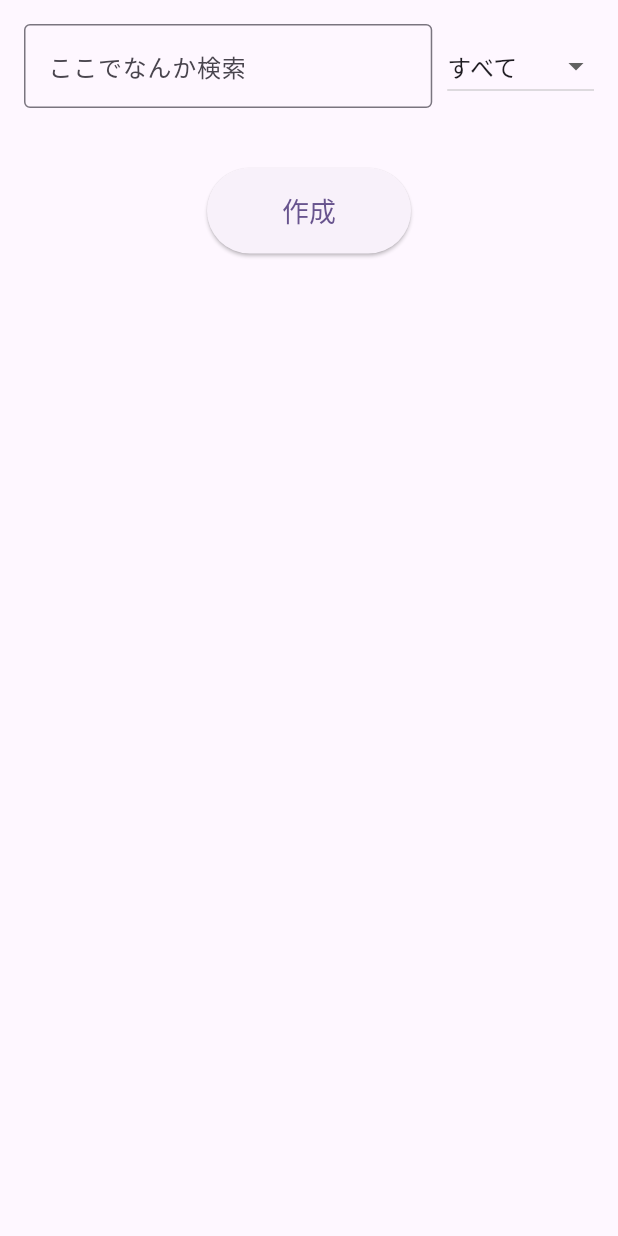
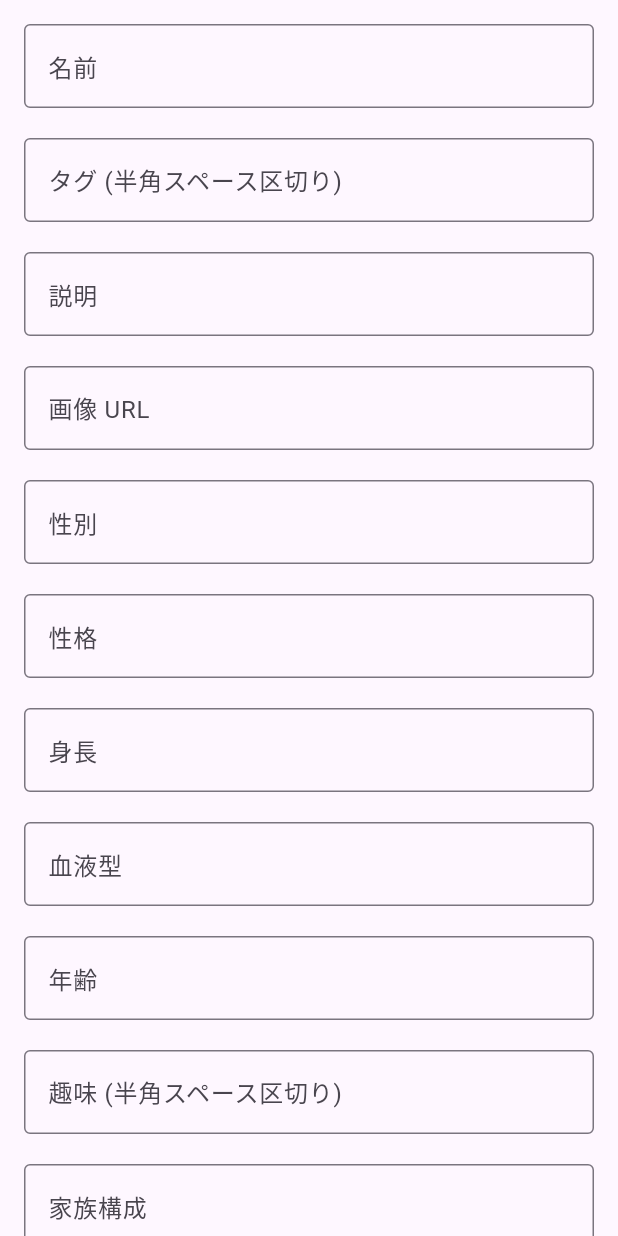
Before and after one commit to jyogi-web/geek2024_vol.22_1, a Flutter app: the CreateScreen widget shown alone on an empty page, opened directly, on a phone screen of 412 x 824 dp. Run offline on Flutter 3.47's test engine with Material 3 defaults, Android fonts, the phone set to English and light mode, and no system bars; our stand-ins replace cloud_firestore, firebase_auth, firebase_core, flutter_chat_types, flutter_chat_ui, flutter_dotenv and 3 more; accounts and stored records are empty; network calls fail.

Commit message:
add createページ入力部分

```diff
--- /dev/null
+++ b/lib/model/profile_model.dart
@@ -0,0 +1,38 @@
+// プロフィールのモデル
+class ProfileModel {
+  final String name;
+  final List<String>? tag;
+  final String? description;
+  final String? imageUrl;
+  final String? gender;
+  final String? personality;
+  final String? height;
+  final String? bloodType;
+  final String? age;
+  final List<String>? hobbies;
+  final String? familyStructure;
+  final String? birthDate;
+  final String? otherDetails;
+  final String? likesDislikes;
+  final String? concerns;
+  final String? remarks;
+
+  ProfileModel({
+    required this.name, // 名前
+    this.tag, // タグ
+    this.description, // 説明
+    this.imageUrl, // 画像URL
+    this.gender, // 性別
+    this.personality, // 性格
+    this.height, // 身長
+    this.bloodType, // 血液型
+    this.age, // 年齢
+    this.hobbies, // 趣味
+    this.familyStructure, // 家族構成
+    this.birthDate, // 生年月日
+    this.otherDetails, // その他 話し方など
+    this.likesDislikes, // 好き嫌い
+    this.concerns, // 悩み
+    this.remarks, // 備考
+  });
+}
--- a/lib/ui/create/create_page.dart
+++ /dev/null
@@ -1,105 +0,0 @@
-import 'package:flutter/material.dart';
-
-class CreateScreen extends StatefulWidget {
-  @override
-  _CreateScreenState createState() => _CreateScreenState();
-}
-
-class _CreateScreenState extends State<CreateScreen> {
-  final TextEditingController searchController = TextEditingController();
-  final List<TextEditingController> fieldControllers =
-      List.generate(10, (index) => TextEditingController());
-
-  bool isFormVisible = false;
-  String selectedCategory = "すべて";
-  final List<String> categories = ["すべて", "カテゴリ1", "カテゴリ2", "カテゴリ3", "カテゴリ4"];
-
-  void _toggleFormVisibility() {
-    setState(() {
-      isFormVisible = !isFormVisible;
-    });
-  }
-
-  void _submitForm() {
-    print("検索カテゴリ: $selectedCategory");
-    print("検索: ${searchController.text}");
-    for (int i = 0; i < fieldControllers.length; i++) {
-      print("フィールド${i + 1}: ${fieldControllers[i].text}");
-    }
-  }
-
-  @override
-  Widget build(BuildContext context) {
-    return Padding(
-      padding: const EdgeInsets.all(16.0),
-      child: Column(
-        children: [
-          // 検索バー + カテゴリー選択
-          Row(
-            children: [
-              Expanded(
-                child: TextField(
-                  controller: searchController,
-                  decoration: InputDecoration(
-                    hintText: "ここでなんか検索",
-                    border: OutlineInputBorder(),
-                  ),
-                ),
-              ),
-              SizedBox(width: 10),
-              DropdownButton<String>(
-                value: selectedCategory,
-                items: categories.map((String category) {
-                  return DropdownMenuItem(
-                    value: category,
-                    child: Text(category),
-                  );
-                }).toList(),
-                onChanged: (String? newValue) {
-                  setState(() {
-                    selectedCategory = newValue!;
-                  });
-                },
-              ),
-            ],
-          ),
-          SizedBox(height: 20),
-
-          // 入力フィールド（作成ボタンを押すと表示）
-          Visibility(
-            visible: isFormVisible,
-            child: Expanded(
-              child: SingleChildScrollView(
-                child: Column(
-                  children: List.generate(fieldControllers.length, (index) {
-                    return Padding(
-                      padding: const EdgeInsets.symmetric(vertical: 5.0),
-                      child: TextField(
-                        controller: fieldControllers[index],
-                        decoration: InputDecoration(
-                          labelText: "入力項目${index + 1}",
-                          border: OutlineInputBorder(),
-                        ),
-                      ),
-                    );
-                  }),
-                ),
-              ),
-            ),
-          ),
-          SizedBox(height: 20),
-
-          // 作成ボタン
-          ElevatedButton(
-            onPressed: _toggleFormVisibility,
-            style: ElevatedButton.styleFrom(
-              padding: EdgeInsets.symmetric(vertical: 15, horizontal: 50),
-              textStyle: TextStyle(fontSize: 18),
-            ),
-            child: Text(isFormVisible ? "閉じる" : "作成"),
-          ),
-        ],
-      ),
-    );
-  }
-}
--- /dev/null
+++ b/lib/ui/create/view/create_page.dart
@@ -0,0 +1,226 @@
+import 'package:flutter/material.dart';
+import 'package:aicharamaker/model/profile_model.dart';
+
+class CreateScreen extends StatefulWidget {
+  const CreateScreen({Key? key}) : super(key: key);
+
+  @override
+  _CreateScreenState createState() => _CreateScreenState();
+}
+
+class _CreateScreenState extends State<CreateScreen> {
+  // 入力されるテキストを管理するコントローラー
+  final TextEditingController nameController = TextEditingController();
+  final TextEditingController tagController = TextEditingController();
+  final TextEditingController descriptionController = TextEditingController();
+  final TextEditingController imageUrlController = TextEditingController();
+  final TextEditingController genderController = TextEditingController();
+  final TextEditingController personalityController = TextEditingController();
+  final TextEditingController heightController = TextEditingController();
+  final TextEditingController bloodTypeController = TextEditingController();
+  final TextEditingController ageController = TextEditingController();
+  final TextEditingController hobbiesController = TextEditingController();
+  final TextEditingController familyStructureController =
+      TextEditingController();
+  final TextEditingController birthDateController = TextEditingController();
+  final TextEditingController otherDetailsController = TextEditingController();
+  final TextEditingController likesDislikesController = TextEditingController();
+  final TextEditingController concernsController = TextEditingController();
+  final TextEditingController remarksController = TextEditingController();
+
+  void _submitProfile() {
+    // ProfileModel に入力内容を詰め込む
+    final profile = ProfileModel(
+      name: nameController.text,
+      tag: tagController.text.split(' ').map((tag) => tag.trim()).toList(),
+      description: descriptionController.text,
+      imageUrl: imageUrlController.text,
+      gender: genderController.text,
+      personality: personalityController.text,
+      height: heightController.text,
+      bloodType: bloodTypeController.text,
+      age: ageController.text,
+      hobbies: hobbiesController.text
+          .split(' ')
+          .map((hobby) => hobby.trim())
+          .toList(),
+      familyStructure: familyStructureController.text,
+      birthDate: birthDateController.text,
+      otherDetails: otherDetailsController.text,
+      likesDislikes: likesDislikesController.text,
+      concerns: concernsController.text,
+      remarks: remarksController.text,
+    );
+
+    // 送信内容の確認用ログ
+    print('Profile Submitted: '
+        'Name: ${profile.name}, '
+        'Tag: ${profile.tag}, '
+        'Description: ${profile.description}, '
+        'ImageUrl: ${profile.imageUrl}, '
+        'Gender: ${profile.gender}, '
+        'Personality: ${profile.personality}, '
+        'Height: ${profile.height}, '
+        'BloodType: ${profile.bloodType}, '
+        'Age: ${profile.age}, '
+        'Hobbies: ${profile.hobbies}, '
+        'FamilyStructure: ${profile.familyStructure}, '
+        'BirthDate: ${profile.birthDate}, '
+        'OtherDetails: ${profile.otherDetails}, '
+        'LikesDislikes: ${profile.likesDislikes}, '
+        'Concerns: ${profile.concerns}, '
+        'Remarks: ${profile.remarks}');
+
+    // ここで実際の保存処理や画面遷移などを行う
+  }
+
+  @override
+  Widget build(BuildContext context) {
+    // スクロール可能にするために SingleChildScrollView でラップ
+    return SingleChildScrollView(
+      padding: const EdgeInsets.all(16.0),
+      child: Column(
+        children: [
+          TextField(
+            controller: nameController,
+            decoration: const InputDecoration(
+              labelText: "名前",
+              border: OutlineInputBorder(),
+            ),
+          ),
+          const SizedBox(height: 20),
+          TextField(
+            controller: tagController,
+            decoration: const InputDecoration(
+              labelText: "タグ (半角スペース区切り)",
+              border: OutlineInputBorder(),
+            ),
+          ),
+          const SizedBox(height: 20),
+          TextField(
+            controller: descriptionController,
+            decoration: const InputDecoration(
+              labelText: "説明",
+              border: OutlineInputBorder(),
+            ),
+          ),
+          const SizedBox(height: 20),
+          TextField(
+            controller: imageUrlController,
+            decoration: const InputDecoration(
+              labelText: "画像 URL",
+              border: OutlineInputBorder(),
+            ),
+          ),
+          const SizedBox(height: 20),
+          TextField(
+            controller: genderController,
+            decoration: const InputDecoration(
+              labelText: "性別",
+              border: OutlineInputBorder(),
+            ),
+          ),
+          const SizedBox(height: 20),
+          TextField(
+            controller: personalityController,
+            decoration: const InputDecoration(
+              labelText: "性格",
+              border: OutlineInputBorder(),
+            ),
+          ),
+          const SizedBox(height: 20),
+          TextField(
+            controller: heightController,
+            keyboardType: TextInputType.number,
+            decoration: const InputDecoration(
+              labelText: "身長",
+              border: OutlineInputBorder(),
+            ),
+          ),
+          const SizedBox(height: 20),
+          TextField(
+            controller: bloodTypeController,
+            decoration: const InputDecoration(
+              labelText: "血液型",
+              border: OutlineInputBorder(),
+            ),
+          ),
+          const SizedBox(height: 20),
+          TextField(
+            controller: ageController,
+            keyboardType: TextInputType.number,
+            decoration: const InputDecoration(
+              labelText: "年齢",
+              border: OutlineInputBorder(),
+            ),
+          ),
+          const SizedBox(height: 20),
+          TextField(
+            controller: hobbiesController,
+            decoration: const InputDecoration(
+              labelText: "趣味 (半角スペース区切り)",
+              border: OutlineInputBorder(),
+            ),
+          ),
+          const SizedBox(height: 20),
+          TextField(
+            controller: familyStructureController,
+            decoration: const InputDecoration(
+              labelText: "家族構成",
+              border: OutlineInputBorder(),
+            ),
+          ),
+          const SizedBox(height: 20),
+          TextField(
+            controller: birthDateController,
+            decoration: const InputDecoration(
+              labelText: "誕生日 (YYYY-MM-DD)",
+              border: OutlineInputBorder(),
+            ),
+          ),
+          const SizedBox(height: 20),
+          TextField(
+            controller: otherDetailsController,
+            decoration: const InputDecoration(
+              labelText: "その他　話し方など",
+              border: OutlineInputBorder(),
+            ),
+          ),
+          const SizedBox(height: 20),
+          TextField(
+            controller: likesDislikesController,
+            decoration: const InputDecoration(
+              labelText: "好き/嫌い",
+              border: OutlineInputBorder(),
+            ),
+          ),
+          const SizedBox(height: 20),
+          TextField(
+            controller: concernsController,
+            decoration: const InputDecoration(
+              labelText: "悩み",
+              border: OutlineInputBorder(),
+            ),
+          ),
+          const SizedBox(height: 20),
+          TextField(
+            controller: remarksController,
+            decoration: const InputDecoration(
+              labelText: "備考",
+              border: OutlineInputBorder(),
+            ),
+          ),
+          const SizedBox(height: 20),
+          ElevatedButton(
+            onPressed: _submitProfile,
+            style: ElevatedButton.styleFrom(
+              padding: const EdgeInsets.symmetric(vertical: 15, horizontal: 50),
+              textStyle: const TextStyle(fontSize: 18),
+            ),
+            child: const Text("決定！"),
+          ),
+        ],
+      ),
+    );
+  }
+}
--- a/lib/ui/home/home_page.dart
+++ b/lib/ui/home/home_page.dart
@@ -3,6 +3,7 @@ import 'package:flutter/material.dart';
 // 画面遷移のためのWidget
 import 'package:aicharamaker/ui/chat/view/chat_page.dart';
 import 'package:aicharamaker/ui/auth/view/auth_page.dart';
+import 'package:aicharamaker/ui/create/view/create_page.dart';
 
 class MainScreen extends StatefulWidget {
   @override
@@ -57,20 +58,6 @@ class HomeScreen extends StatelessWidget {
   }
 }
 
-class CreateScreen extends StatelessWidget {
-  @override
-  Widget build(BuildContext context) {
-    return Center(child: Text('クリエイト画面', style: TextStyle(fontSize: 24)));
-  }
-}
-
-class TalkScreen extends StatelessWidget {
-  @override
-  Widget build(BuildContext context) {
-    return Center(child: Text('トーク画面', style: TextStyle(fontSize: 24)));
-  }
-}
-
 class FavoriteScreen extends StatelessWidget {
   @override
   Widget build(BuildContext context) {
```
Also changed, not shown: lib/ui/create/view_model/create_view_model.dart (added).
